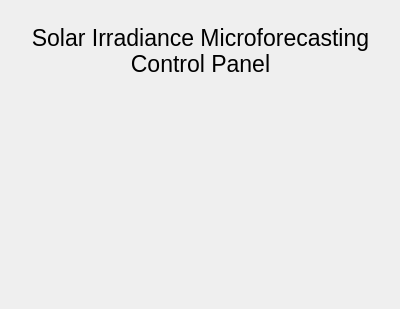
Old version of the form simf-python-gui/AboutDialog.ui in the repository Goldman60/simf-python-gui.
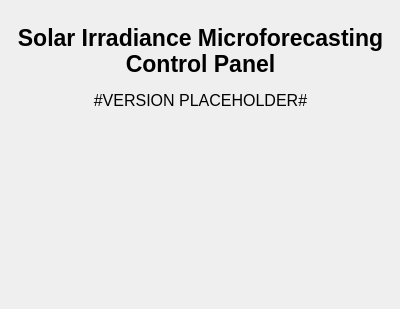
New version of the form.

Commit message: Ending UI work for the night

Diff of the .ui file:
```diff
--- a/simf-python-gui/AboutDialog.ui
+++ b/simf-python-gui/AboutDialog.ui
@@ -22,7 +22,7 @@
   <property name="minimumSize">
    <size>
     <width>400</width>
-    <height>0</height>
+    <height>309</height>
    </size>
   </property>
   <property name="maximumSize">
@@ -46,6 +46,8 @@
    <property name="font">
     <font>
      <pointsize>17</pointsize>
+     <weight>75</weight>
+     <bold>true</bold>
     </font>
    </property>
    <property name="text">
@@ -58,6 +60,27 @@
     <bool>true</bool>
    </property>
   </widget>
+  <widget class="QLabel" name="label_2">
+   <property name="geometry">
+    <rect>
+     <x>10</x>
+     <y>90</y>
+     <width>381</width>
+     <height>21</height>
+    </rect>
+   </property>
+   <property name="font">
+    <font>
+     <pointsize>12</pointsize>
+    </font>
+   </property>
+   <property name="text">
+    <string>#VERSION PLACEHOLDER#</string>
+   </property>
+   <property name="alignment">
+    <set>Qt::AlignCenter</set>
+   </property>
+  </widget>
  </widget>
  <resources/>
  <connections/>
```
